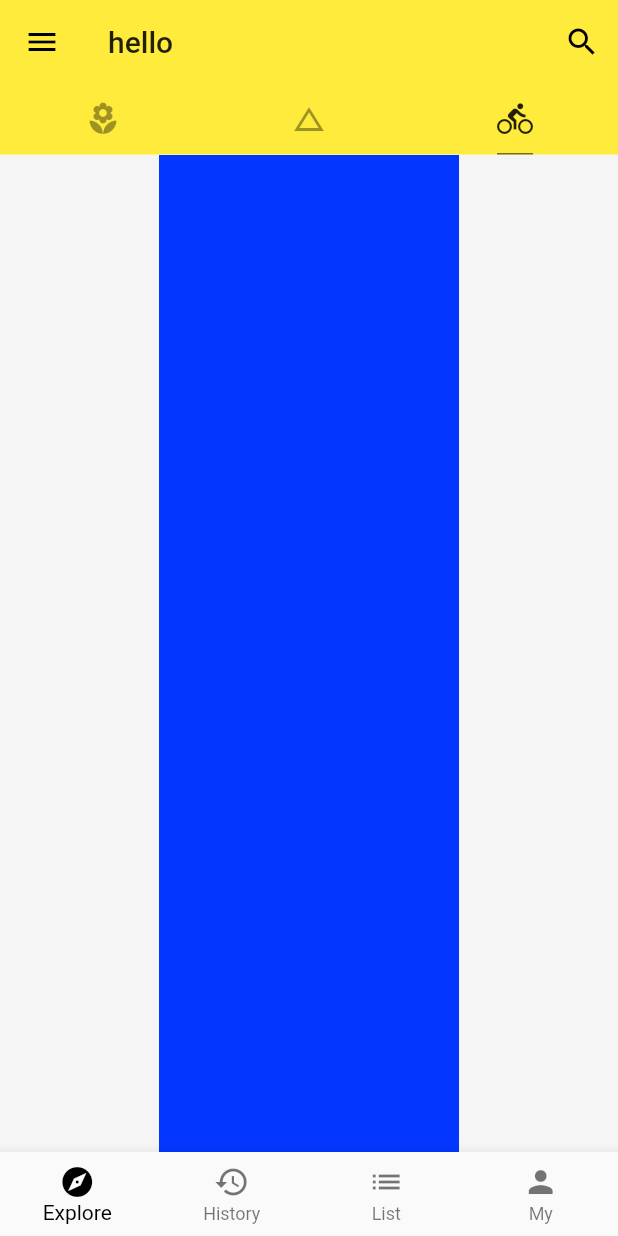
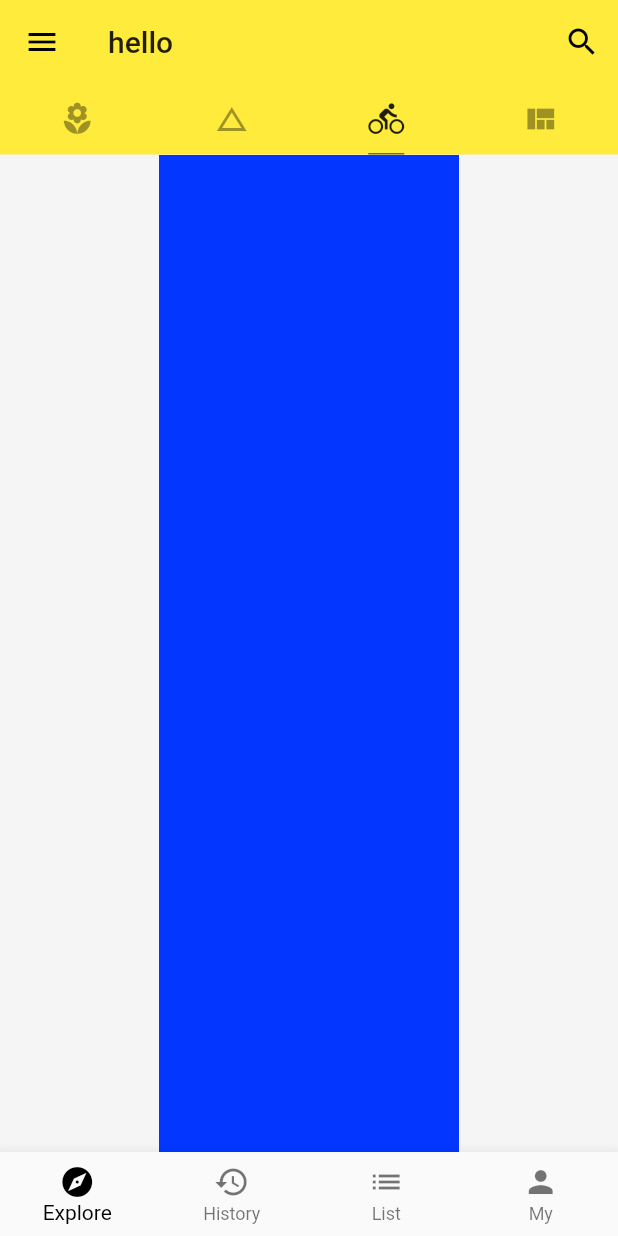
Before and after one commit to ShondaXX/flutter, a Flutter app: the screen it shows after launch, tab 3 chosen, on a phone screen of 412 x 824 dp. Run offline on Flutter 3.47's test engine with Material 2 defaults, Android fonts, the phone set to English and light mode, and no system bars; network calls fail.

Commit message:
PageView:滑动页面视图小部件

```diff
--- a/lib/main.dart
+++ b/lib/main.dart
@@ -5,6 +5,7 @@ import './demo/drawer_demo.dart';
 import './demo/bottom_navigation_bar_demo.dart';
 import './demo/basic_demo.dart';
 import './demo/layout_demo.dart';
+import './demo/view_demo.dart';
 
 void main() => runApp(App());
 
@@ -27,7 +28,7 @@ class Home extends StatelessWidget {
   @override
   Widget build(BuildContext context) {
     return DefaultTabController(//标签小部件
-      length: 3, //标签数量
+      length: 4, //标签数量
       child: Scaffold(
         //脚手架小部件
         backgroundColor: Colors.grey[100], //背景颜色
@@ -71,6 +72,11 @@ class Home extends StatelessWidget {
                 icon: Icon(//图标小部件
                   Icons.directions_bike
                 ),
+              ),
+              Tab(//标签控制器小部件
+                icon: Icon(//图标小部件
+                  Icons.view_quilt
+                ),
               )
             ],
           ),
@@ -89,12 +95,13 @@ class Home extends StatelessWidget {
             //   color: Colors.black12,
             // ),
             BasicDemo(),
-            LayoutDemo()
+            LayoutDemo(),
             // Icon(//图标小部件
             //   Icons.directions_bike,
             //   size: 128.0,
             //   color: Colors.black12,
             // )
+            ViewDemo()
           ],
         ),
         //ListViewDemo(),
```
Also changed, not shown: lib/demo/view_demo.dart (added, +51 -0 lines).
